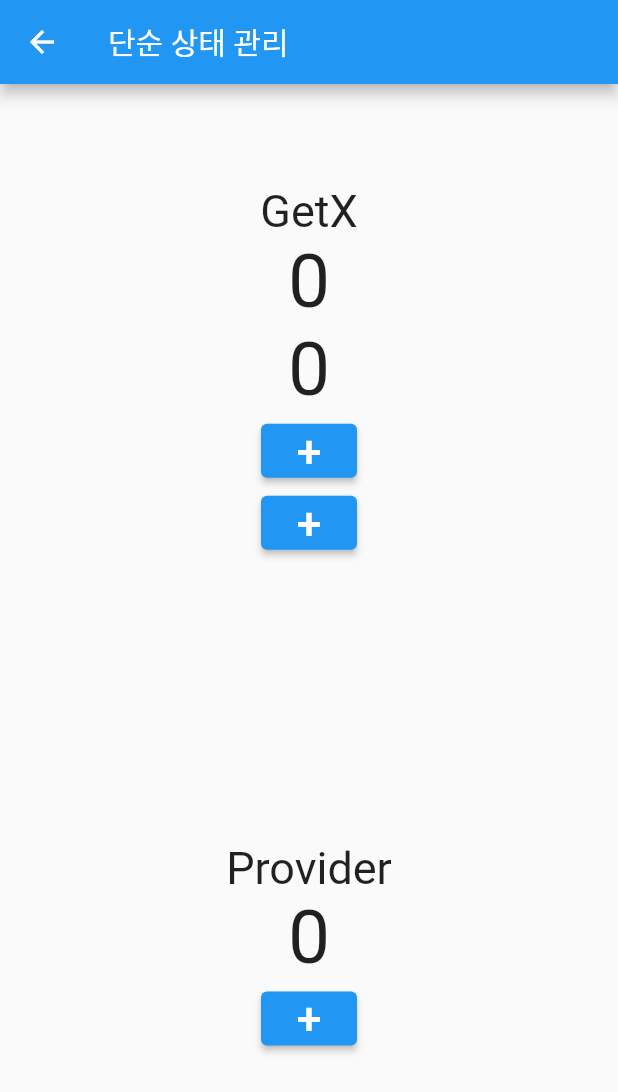
After one commit to DevGisoun/study_getx, a Flutter app: the screen it shows after launch, after a tap on "단순 상태 관리", on a phone screen of 412 x 824 dp. The commit adds this screen. Shown: the top 1092 px of the screen. Run offline on Flutter 3.47's test engine with Material 2 defaults, Android fonts, the phone set to English and light mode, and no system bars; our stand-ins replace get.

Commit message:
Chapter #2 ~ #3 Chapter #2 : Simple State Manage Chapter #3 : Reactive State Manage

```diff
--- /dev/null
+++ b/lib/src/controller/count_controller_with_getx.dart
@@ -0,0 +1,16 @@
+import 'package:flutter/cupertino.dart';
+import 'package:get/get.dart';
+
+class CountControllerWithGetX extends GetxController {
+  int count = 0;
+
+  void increase(String id) {
+    count++;
+    update([id]);
+  }
+
+  void putNumber(int value) {
+    count = value;
+    update();
+  }
+}
--- /dev/null
+++ b/lib/src/controller/count_controller_with_provider.dart
@@ -0,0 +1,10 @@
+import 'package:flutter/cupertino.dart';
+
+class CountControllerWithProvider extends ChangeNotifier {
+  int count = 0;
+
+  void increase() {
+    count++;
+    notifyListeners();
+  }
+}
--- a/lib/src/home.dart
+++ b/lib/src/home.dart
@@ -1,6 +1,8 @@
 import 'package:flutter/material.dart';
 import 'package:get/get.dart';
 import 'package:study_getx/src/pages/normal/first_page.dart';
+import 'package:study_getx/src/pages/reactive_state_manage_page.dart';
+import 'package:study_getx/src/pages/simple_state_manage_page.dart';
 
 class Home extends StatelessWidget {
   const Home({Key? key}) : super(key: key);
@@ -68,6 +70,22 @@ class Home extends StatelessWidget {
               },
               child: const Text('동적 URL'),
             ),
+
+            /// 단순 상태 관리
+            ElevatedButton(
+              onPressed: () {
+                Get.to(const SimpleStateManagePage());
+              },
+              child: const Text('단순 상태 관리'),
+            ),
+
+            /// 반응형 상태 관리
+            ElevatedButton(
+              onPressed: () {
+                Get.to(const ReactiveStateManagePage());
+              },
+              child: const Text('반응형 상태 관리'),
+            ),
           ],
         ),
       ),
--- /dev/null
+++ b/lib/src/pages/simple_state_manage_page.dart
@@ -0,0 +1,40 @@
+import 'package:flutter/material.dart';
+import 'package:get/get.dart';
+import 'package:provider/provider.dart';
+import 'package:study_getx/src/controller/count_controller_with_getx.dart';
+import 'package:study_getx/src/controller/count_controller_with_provider.dart';
+import 'package:study_getx/src/pages/state/with_getx.dart';
+import 'package:study_getx/src/pages/state/with_provider.dart';
+
+class SimpleStateManagePage extends StatelessWidget {
+  const SimpleStateManagePage({Key? key}) : super(key: key);
+
+  @override
+  Widget build(BuildContext context) {
+    // case 1. GetX (Load Controller)
+    Get.put(CountControllerWithGetX());
+    return Scaffold(
+      appBar: AppBar(
+        title: const Text('단순 상태 관리'),
+      ),
+      body: Center(
+        child: Column(
+          mainAxisAlignment: MainAxisAlignment.center,
+          children: [
+            Expanded(
+              // case 1. GetX (Load Controller)
+              child: WithGetX(),
+            ),
+            Expanded(
+              // case 1. Legacy (Load Controller)
+              child: ChangeNotifierProvider<CountControllerWithProvider>(
+                create: (_) => CountControllerWithProvider(),
+                child: const WithProvider(),
+              ),
+            ),
+          ],
+        ),
+      ),
+    );
+  }
+}
--- /dev/null
+++ b/lib/src/pages/state/with_getx.dart
@@ -0,0 +1,70 @@
+import 'package:flutter/material.dart';
+import 'package:get/get.dart';
+import 'package:study_getx/src/controller/count_controller_with_getx.dart';
+
+class WithGetX extends StatelessWidget {
+  WithGetX({Key? key}) : super(key: key);
+
+  final CountControllerWithGetX _controllerWithGetX =
+      Get.put(CountControllerWithGetX());
+
+  Widget _button(String id) {
+    return ElevatedButton(
+      onPressed: () {
+        // // 상단에서 controller를 불러오지 않은 경우
+        // Get.find<CountControllerWithGetX>().increase();
+
+        // 상단에서 controller를 불러온 경우
+        _controllerWithGetX.increase(id);
+      },
+      child: const Text(
+        '+',
+        style: TextStyle(
+          fontSize: 30,
+        ),
+      ),
+    );
+  }
+
+  @override
+  Widget build(BuildContext context) {
+    return Center(
+      child: Column(
+        mainAxisAlignment: MainAxisAlignment.center,
+        children: [
+          const Text(
+            'GetX',
+            style: TextStyle(
+              fontSize: 30,
+            ),
+          ),
+          GetBuilder<CountControllerWithGetX>(
+            id: 'first',
+            builder: (controller) {
+              return Text(
+                '${controller.count}',
+                style: const TextStyle(
+                  fontSize: 50,
+                ),
+              );
+            },
+          ),
+          GetBuilder<CountControllerWithGetX>(
+            id: 'second',
+            builder: (controller) {
+              return Text(
+                '${controller.count}',
+                style: const TextStyle(
+                  fontSize: 50,
+                ),
+              );
+            },
+          ),
+          // GetX 사용 시 Widget을 별도의 Function으로 관리하는 것이 가능 !
+          _button('first'),
+          _button('second'),
+        ],
+      ),
+    );
+  }
+}
--- /dev/null
+++ b/lib/src/pages/state/with_provider.dart
@@ -0,0 +1,48 @@
+import 'package:flutter/material.dart';
+import 'package:provider/provider.dart';
+import 'package:study_getx/src/controller/count_controller_with_provider.dart';
+
+class WithProvider extends StatelessWidget {
+  const WithProvider({Key? key}) : super(key: key);
+
+  @override
+  Widget build(BuildContext context) {
+    return Center(
+      child: Column(
+        mainAxisAlignment: MainAxisAlignment.center,
+        children: [
+          const Text(
+            'Provider',
+            style: TextStyle(
+              fontSize: 30,
+            ),
+          ),
+          Consumer<CountControllerWithProvider>(
+            builder: (_, snapshot, child) {
+              return Text(
+                '${snapshot.count}',
+                style: const TextStyle(
+                  fontSize: 50,
+                ),
+              );
+            },
+          ),
+          ElevatedButton(
+            onPressed: () {
+              Provider.of<CountControllerWithProvider>(
+                context,
+                listen: false,
+              ).increase();
+            },
+            child: const Text(
+              '+',
+              style: TextStyle(
+                fontSize: 30,
+              ),
+            ),
+          ),
+        ],
+      ),
+    );
+  }
+}
--- a/pubspec.yaml
+++ b/pubspec.yaml
@@ -37,6 +37,7 @@ dependencies:
   # Use with the CupertinoIcons class for iOS style icons.
   cupertino_icons: ^1.0.2
   get: ^4.6.5
+  provider: ^6.0.5
 
 dev_dependencies:
   flutter_test:
```
Also changed, not shown: lib/src/controller/count_controller_with_getx_reactive.dart (added, +74 -0 lines), lib/src/pages/reactive_state_manage_page.dart (added, +60 -0 lines), pubspec.lock.
